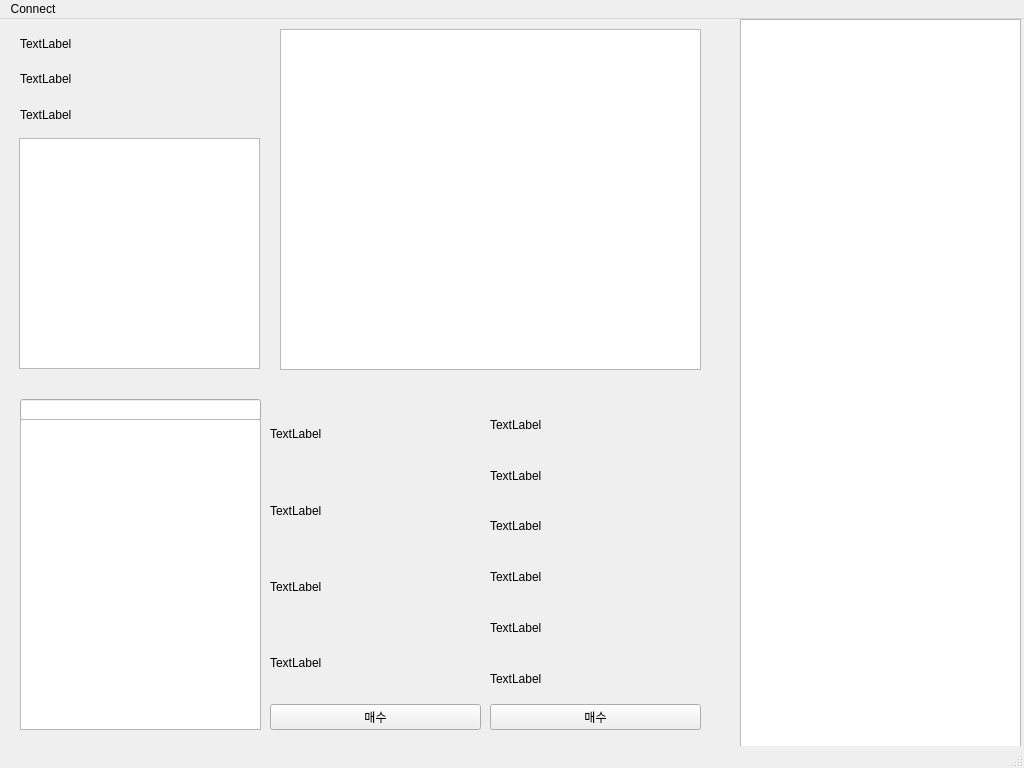
The window that main.ui (RaynoldKim/MyTrade) describes before a commit, drawn with Qt 5.
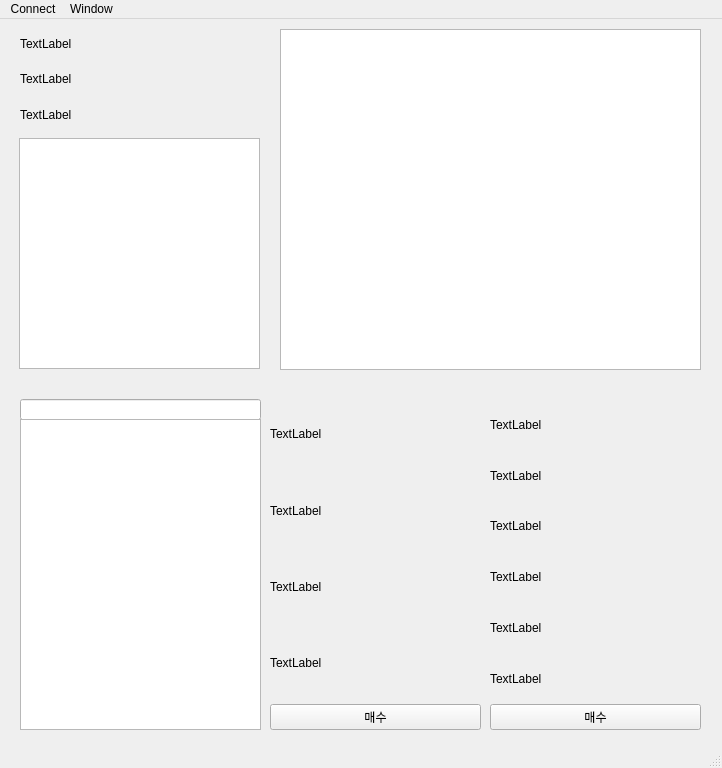
The same window after the commit.

The edit to the form file:
```diff
--- a/main.ui
+++ b/main.ui
@@ -6,7 +6,7 @@
    <rect>
     <x>0</x>
     <y>0</y>
-    <width>1024</width>
+    <width>722</width>
     <height>768</height>
    </rect>
   </property>
@@ -123,16 +123,6 @@
      </rect>
     </property>
    </widget>
-   <widget class="QListWidget" name="list_log">
-    <property name="geometry">
-     <rect>
-      <x>740</x>
-      <y>0</y>
-      <width>281</width>
-      <height>731</height>
-     </rect>
-    </property>
-   </widget>
    <widget class="QWidget" name="verticalLayoutWidget_3">
     <property name="geometry">
      <rect>
@@ -250,7 +240,7 @@
     <rect>
      <x>0</x>
      <y>0</y>
-     <width>1024</width>
+     <width>722</width>
      <height>21</height>
     </rect>
    </property>
@@ -260,7 +250,14 @@
     </property>
     <addaction name="actionLogin"/>
    </widget>
+   <widget class="QMenu" name="menuWindow">
+    <property name="title">
+     <string>Window</string>
+    </property>
+    <addaction name="actionLog"/>
+   </widget>
    <addaction name="menuLogin"/>
+   <addaction name="menuWindow"/>
   </widget>
   <widget class="QStatusBar" name="statusbar"/>
   <action name="actionLogin">
```
Left out of the diff: 11 changed lines with no effect on the pictures.
